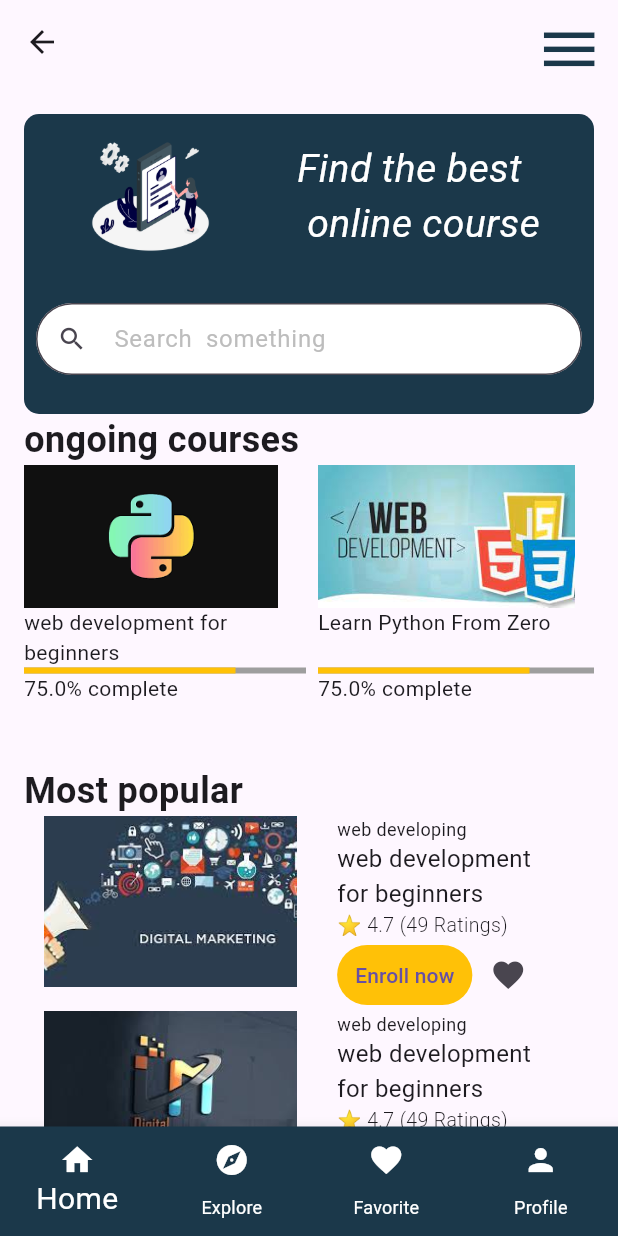
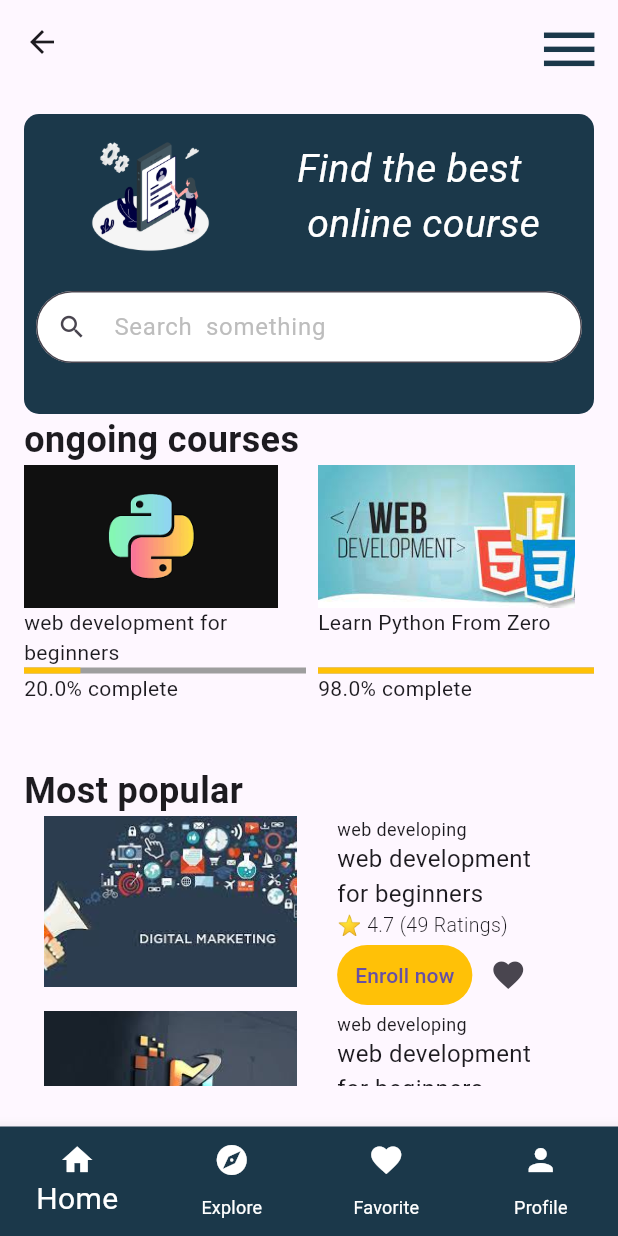
Before and after one commit to HashemMudahig/Coder-Zone-APP, a Flutter app: the HomePage screen opened directly with empty values, on a phone screen of 412 x 824 dp. Run offline on Flutter 3.47's test engine with Material 3 defaults, Android fonts, the phone set to English and light mode, and no system bars.

Commit message:
last changes

```diff
--- a/lib/screens/home_screen.dart
+++ b/lib/screens/home_screen.dart
@@ -17,15 +17,94 @@ class HomePage extends StatefulWidget {
 
 class _HomePageState extends State<HomePage> {
   int CurrentIdex = 0;
+  List<Course> ongoingCourses = [
+    Course(
+        1,
+        "web development for beginners",
+        'assets/images/P.png',
+        0.20,
+        49,
+        4.7,
+        "web developing",
+        4900,
+        12,
+        "This course includes an overview of the various tools available for writing and running Python, and gets students coding quickly.Students are Read more"),
+    Course(
+        1,
+        "Learn Python From Zero\n ",
+        'assets/images/webDev.png',
+        0.98,
+        49,
+        4.7,
+        "Python",
+        4900,
+        12,
+        "This course includes an overview of the various tools available for writing and running Python, and gets students coding quickly.Students are Read more"),
+    Course(
+        1,
+        "web development for beginners",
+        'assets/images/Web.jpg',
+        0.54,
+        49,
+        4.7,
+        "web developing",
+        4900,
+        12,
+        "This course includes an overview of the various tools available for writing and running Python, and gets students coding quickly.Students are Read more"),
+    Course(
+        1,
+        "web development for beginners",
+        'assets/images/download.png',
+        0.32,
+        49,
+        4.7,
+        "web developing",
+        4900,
+        12,
+        "This course includes an overview of the various tools available for writing and running Python, and gets students coding quickly.Students are Read more"),
+  ];
+  List<Course> mostPopularCourses = [
+    Course(
+        1,
+        "web development for beginners",
+        'assets/images/Digital.png',
+        0.98,
+        49,
+        4.7,
+        "web developing",
+        4900,
+        12,
+        "This course includes an overview of the various tools available for writing and running Python, and gets students coding quickly.Students are Read more"),
+    Course(
+        1,
+        "web development for beginners",
+        'assets/images/Digtal.jpg',
+        0.32,
+        49,
+        4.7,
+        "web developing",
+        4900,
+        12,
+        "This course includes an overview of the various tools available for writing and running Python, and gets students coding quickly.Students are Read more"),
+    Course(
+        1,
+        "web development for beginners",
+        'assets/images/download.png',
+        0.34,
+        49,
+        4.7,
+        "web developing",
+        4900,
+        12,
+        "This course includes an overview of the various tools available for writing and running Python, and gets students coding quickly.Students are Read more"),
+  ];
+  List<Course> filterdCourses = [];
 
-  // List of pages for the BottomNavigationBar
-  // final List<Widget> _pages = [
-  //   // HomeScreen(),
-  //   // ExploreScreen(),
-  //   // FavoriteScreen(),
-  //   // Profile screen will be handled manually
-  //   Container(),
-  // ];
+  @override
+  void initState() {
+    super.initState();
+    filterdCourses = ongoingCourses;
+  }
 
   void _navigateToProfile(BuildContext context) {
     Navigator.push(
@@ -41,87 +120,15 @@ class _HomePageState extends State<HomePage> {
   @override
   Widget build(BuildContext context) {
     int CurrentIdex = 0;
-    final List<Course> ongoingCourses = [
-      Course(
-          1,
-          "web development for beginners",
-          'assets/images/P.png',
-          0.75,
-          49,
-          4.7,
-          "web developing",
-          4900,
-          12,
-          "This course includes an overview of the various tools available for writing and running Python, and gets students coding quickly.Students are Read more"),
-      Course(
-          1,
-          "Learn Python From Zero\n ",
-          'assets/images/webDev.png',
-          0.75,
-          49,
-          4.7,
-          "Python",
-          4900,
-          12,
-          "This course includes an overview of the various tools available for writing and running Python, and gets students coding quickly.Students are Read more"),
-      Course(
-          1,
-          "web development for beginners",
-          'assets/images/Web.jpg',
-          0.75,
-          49,
-          4.7,
-          "web developing",
-          4900,
-          12,
-          "This course includes an overview of the various tools available for writing and running Python, and gets students coding quickly.Students are Read more"),
-      Course(
-          1,
-          "web development for beginners",
-          'assets/images/download.png',
-          0.75,
-          49,
-          4.7,
-          "web developing",
-          4900,
-          12,
-          "This course includes an overview of the various tools available for writing and running Python, and gets students coding quickly.Students are Read more"),
-    ];
-    final List<Course> mostPopularCourses = [
-      Course(
-          1,
-          "web development for beginners",
-          'assets/images/Digital.png',
-          0.75,
-          49,
-          4.7,
-          "web developing",
-          4900,
-          12,
-          "This course includes an overview of the various tools available for writing and running Python, and gets students coding quickly.Students are Read more"),
-      Course(
-          1,
-          "web development for beginners",
-          'assets/images/Digtal.jpg',
-          0.75,
-          49,
-          4.7,
-          "web developing",
-          4900,
-          12,
-          "This course includes an overview of the various tools available for writing and running Python, and gets students coding quickly.Students are Read more"),
-      Course(
-          1,
-          "web development for beginners",
-          'assets/images/download.png',
-          0.75,
-          49,
-          4.7,
-          "web developing",
-          4900,
-          12,
-          "This course includes an overview of the various tools available for writing and running Python, and gets students coding quickly.Students are Read more"),
-    ];
+    void searchFun(String value) {
+      setState(() {
+        filterdCourses = ongoingCourses
+            .where((element) =>
+                element.title.toLowerCase().contains(value.toLowerCase()))
+            .toList();
+      });
+    }
+
     return Scaffold(
         bottomNavigationBar: BottomNavigationBar(
           selectedItemColor: Colors.white,
@@ -207,11 +214,11 @@ class _HomePageState extends State<HomePage> {
           // ),
           actions: [
             (IconButton(
-              padding: EdgeInsets.all(10),
+              padding: const EdgeInsets.all(10),
               iconSize: 45,
-              color: Color.fromRGBO(27, 56, 74, 1),
+              color: const Color.fromRGBO(27, 56, 74, 1),
               onPressed: () {},
-              icon: Icon(Icons.menu),
+              icon: const Icon(Icons.menu),
             ))
           ],
         ),
@@ -234,33 +241,64 @@ class _HomePageState extends State<HomePage> {
                           color: Color.fromRGBO(27, 56, 74, 1),
                           borderRadius: BorderRadius.all(Radius.circular(10))),
                     ),
-                    const Column(
+                    Column(
                       //mainAxisAlignment: MainAxisAlignment.spaceBetween,
                       children: [
-                        Header(),
-                        SizedBox(
+                        const Header(),
+                        const SizedBox(
                           height: 8,
                         ),
-                        CourseSerach()
+                        Padding(
+                          padding: const EdgeInsets.symmetric(horizontal: 8),
+                          child: TextField(
+                              onChanged: searchFun,
+                              decoration: InputDecoration(
+                                contentPadding: const EdgeInsets.all(10),
+                                hintText: "Search  something ",
+                                hintStyle: TextStyle(
+                                  color: Colors.grey.shade400,
+                                ),
+                                prefixIcon: const Padding(
+                                  padding: EdgeInsets.all(10),
+                                  child: Icon(
+                                    Icons.search,
+                                    size: 20,
+                                  ),
+                                ),
+                                border: OutlineInputBorder(
+                                  borderRadius: BorderRadius.circular(55),
+                                ),
+                                filled: true,
+                                fillColor: Colors.white,
+                              )
+
+                              // prefixIcon: Icon(Icons.search),
+                              // filled: true,
+                              // fillColor: Colors.white),
+                              ),
+                        ),
                       ],
                     ),
                   ],
                 ),
-                TitleWidget(
-                  title: "ongoing courses",
+                const TitleWidget(
+                  title: "ongoing courses ",
                 ),
                 SizedBox(
                   height: 200,
                   child: ListView.builder(
                       scrollDirection: Axis.horizontal,
-                      itemCount: ongoingCourses.length,
+                      itemCount: filterdCourses.length,
                       itemBuilder: (context, index) {
-                        return OnGoingCourseCard(course: ongoingCourses[index]);
+                        return OnGoingCourseCard(
+                          course: filterdCourses[index],
+                          name: widget.username,
+                        );
                       }),
                 ),
-                TitleWidget(title: "Most popular"),
+                const TitleWidget(title: "Most popular"),
                 SizedBox(
-                  height: 500,
+                  height: 180,
                   child: ListView.builder(
                       scrollDirection: Axis.vertical,
                       itemCount: mostPopularCourses.length,
--- a/lib/screens/profile_screen.dart
+++ b/lib/screens/profile_screen.dart
@@ -270,7 +270,7 @@ class _ProfilePageState extends State<ProfilePage> {
             ),
             const SizedBox(height: 8),
             const Text(
-              'Lorem ipsum dolor sit amet, consectetur adipiscing elit. Nullam non urna nec erat convallis dignissim.',
+              'Hello I am cs student with a pation for design I enjoy doing it ',
               style: TextStyle(fontSize: 16),
             ),
             const SizedBox(height: 20),
--- a/lib/widgets/ongoing_course_card.dart
+++ b/lib/widgets/ongoing_course_card.dart
@@ -1,10 +1,12 @@
 import 'package:coder_zone_app/models/course_model.dart';
-import 'package:coder_zone_app/screens/ongoing-courses_screen.dart';
+import 'package:coder_zone_app/screens/ongoing_courses_screen.dart';
 import 'package:flutter/material.dart';
 
 class OnGoingCourseCard extends StatelessWidget {
   final Course course;
-  const OnGoingCourseCard({super.key, required this.course});
+  final String name;
+  const OnGoingCourseCard(
+      {super.key, required this.course, required this.name});
 
   @override
   Widget build(BuildContext context) {
@@ -15,6 +17,7 @@ class OnGoingCourseCard extends StatelessWidget {
           MaterialPageRoute(
               builder: (context) => DesignPage(
                     course: course,
+                    name: name,
                   )),
         );
       },
```
Also changed, not shown: lib/screens/login_screen.dart (+37 -15 lines), lib/screens/ongoing_courses_screen.dart (renamed from lib/screens/ongoing-courses_screen.dart, +17 -10 lines), lib/screens/signup-spalsh_screens.dart (+45 -3 lines).
